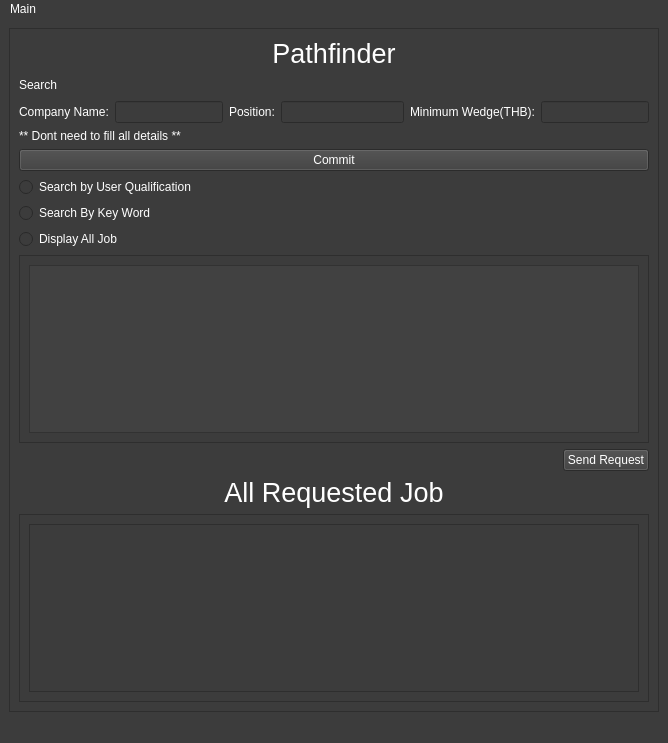
Qt form ui_form/User_main_screen.ui (Sirawap/PathFinder-Project) before a commit.
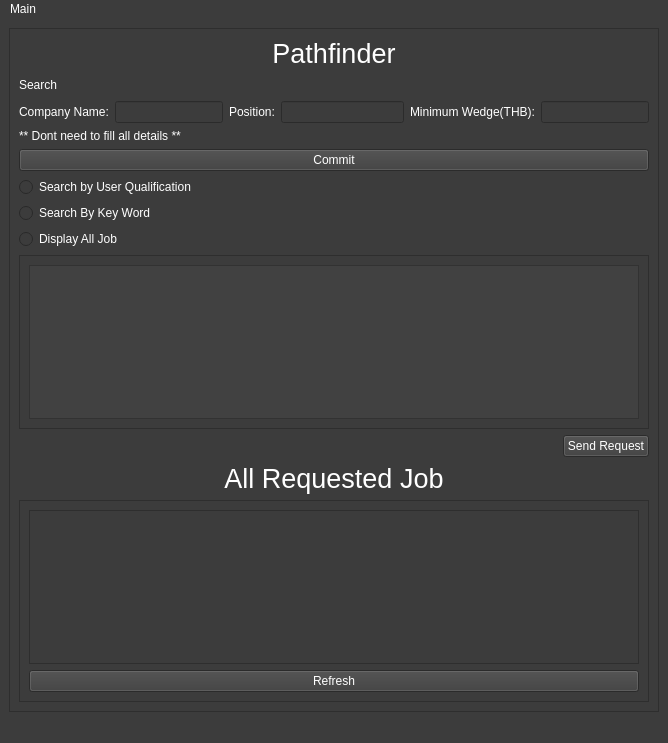
The same form after that commit.

Commit message: refresh bt

What changed in the file:
```diff
--- a/ui_form/User_main_screen.ui
+++ b/ui_form/User_main_screen.ui
@@ -302,6 +302,13 @@
             <item>
              <widget class="QTableWidget" name="tableWidget_requested_job"/>
             </item>
+            <item>
+             <widget class="QPushButton" name="pushButton_refresh">
+              <property name="text">
+               <string>Refresh</string>
+              </property>
+             </widget>
+            </item>
            </layout>
           </widget>
          </widget>
```
The commit also changes 3 other files.
